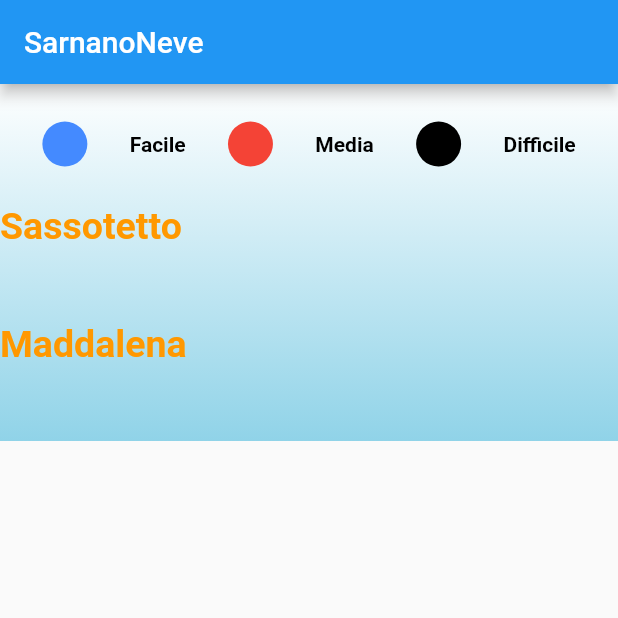
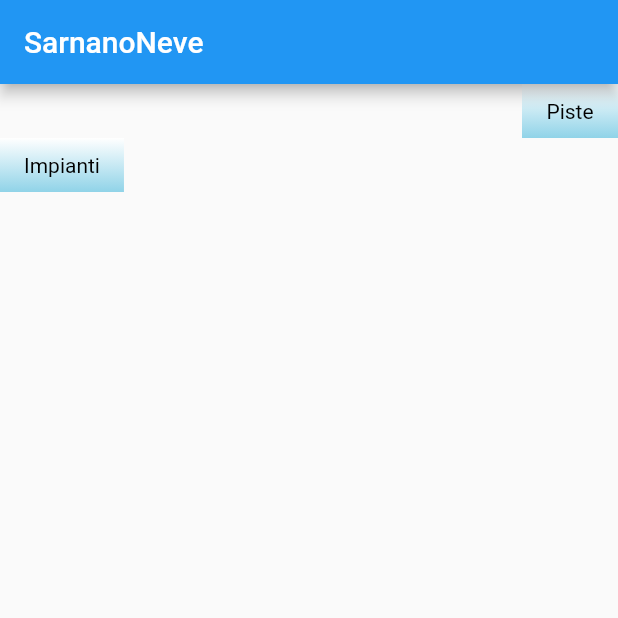
Before and after one commit to Luca-Marcianesi/Flutter-Dart-SarnanoNeve, a Flutter app: the screen it shows after launch, on a phone screen of 412 x 824 dp, the top half of it. Run offline on Flutter 3.47's test engine with Material 2 defaults, Android fonts, the phone set to English and light mode, and no system bars; our stand-ins replace cloud_firestore, firebase_core; accounts and stored records are empty.

Commit message:
perfezzionamento e separazione dal main

```diff
--- a/lib/main.dart
+++ b/lib/main.dart
@@ -1,6 +1,7 @@
 import 'package:flutter/material.dart';
 import 'package:firebase_core/firebase_core.dart';
-import 'package:sarnanoneve/Data/Network/PisteSource.dart';
+import 'package:sarnanoneve/Ui/ListContainerUI.dart';
+import 'package:sarnanoneve/Ui/PisteUi.dart';
 
 Future main() async {
   WidgetsFlutterBinding.ensureInitialized();
@@ -8,53 +9,20 @@ Future main() async {
   runApp(const MyApp());
 }
 
-Widget infoPista() => Row(
-      mainAxisAlignment: MainAxisAlignment.spaceEvenly,
-      children: [
-        const CircleAvatar(
-          radius: 15,
-          backgroundColor: Colors.blueAccent,
-        ),
-        textInfo('Facile'),
-        const CircleAvatar(
-          radius: 15,
-          backgroundColor: Colors.red,
-        ),
-        textInfo('Media'),
-        const CircleAvatar(
-          radius: 15,
-          backgroundColor: Colors.black,
-        ),
-        textInfo('Difficile')
-      ],
-    );
+TextStyle textButton() =>
+    const TextStyle(color: Colors.black, fontWeight: FontWeight.normal);
 
-Widget spazio() => const SizedBox(
-      height: 25,
-    );
+BoxDecoration buttonDecoretor() => const BoxDecoration(
+    gradient: LinearGradient(
+        colors: [Colors.white, Color(0xFF90D3E8)],
+        begin: Alignment.topCenter,
+        end: Alignment.bottomCenter));
 
-Widget textInfo(String difficolta) => Text(
-      difficolta,
-      style: const TextStyle(
-        color: Colors.black,
-        fontWeight: FontWeight.bold,
-        fontSize: 14,
-      ),
-    );
-
-Widget comprensorio(String nome) => Row(
-      children: [
-        Text(
-          nome,
-          textAlign: TextAlign.left,
-          style: const TextStyle(
-            color: Colors.orange,
-            fontWeight: FontWeight.bold,
-            fontSize: 25,
-          ),
-        ),
-      ],
-    );
+ButtonStyle buttonStyle() => ElevatedButton.styleFrom(
+    tapTargetSize: MaterialTapTargetSize.shrinkWrap,
+    primary: Colors.transparent,
+    elevation: 0,
+    shadowColor: Colors.transparent);
 
 class MyApp extends StatelessWidget {
   const MyApp({Key? key}) : super(key: key);
@@ -81,7 +49,7 @@ class MyApp extends StatelessWidget {
   }
 }
 
-class MyHomePage extends StatefulWidget {
+class MyHomePage extends StatelessWidget {
   const MyHomePage({Key? key, required this.title}) : super(key: key);
 
   // This widget is the home page of your application. It is stateful, meaning
@@ -95,49 +63,56 @@ class MyHomePage extends StatefulWidget {
 
   final String title;
 
-  @override
-  State<MyHomePage> createState() => _MyHomePageState();
-}
+  get shape => const BeveledRectangleBorder();
 
-class _MyHomePageState extends State<MyHomePage> {
   @override
   Widget build(BuildContext context) {
-    // This method is rerun every time setState is called, for instance as done
-    // by the _incrementCounter method above.
-    //
-    // The Flutter framework has been optimized to make rerunning build methods
-    // fast, so that you can just rebuild anything that needs updating rather
-    // than having to individually change instances of widgets.
     return Scaffold(
       appBar: AppBar(
         // Here we take the value from the MyHomePage object that was created by
         // the App.build method, and use it to set our appbar title.
-          title: Text(widget.title),
+        title: const Text('SarnanoNeve'),
       ),
-        body: Container(
-            decoration: const BoxDecoration(
-                gradient: LinearGradient(
-                    colors: [Colors.white, Color(0xFF90D3E8)],
-                    begin: Alignment.topCenter,
-                    end: Alignment.bottomCenter)),
-            child: SafeArea(
-                child: SingleChildScrollView(
+      body: SingleChildScrollView(
         child: Column(
           children: [
-                  spazio(),
-                  infoPista(),
-                  spazio(),
-                  comprensorio('Sassotetto'),
-                  spazio(),
-                  listaPiste('Sassotetto'),
-                  spazio(),
-                  comprensorio('Maddalena'),
-                  spazio(),
-                  listaPiste('Maddalena'),
-                  spazio(),
+            Row(
+              mainAxisAlignment: MainAxisAlignment.end,
+              children: [
+                Container(
+                  decoration: buttonDecoretor(),
+                  child: ElevatedButton(
+                    style: buttonStyle(),
+                    onPressed: () {
+                      Navigator.of(context).push(MaterialPageRoute(
+                        builder: (context) =>  ListContainer(),
+                      ));
+                    },
+                    child: Text("Piste", style: textButton()),
+                  ),
+                )
               ],
             ),
-            ))));
-    // This trailing comma makes auto-formatting nicer for build methods.
+            Row(
+              mainAxisAlignment: MainAxisAlignment.start,
+              children: [
+                Container(
+                  decoration: buttonDecoretor(),
+                  child: ElevatedButton(
+                    style: buttonStyle(),
+                    onPressed: () {
+                      Navigator.of(context).push(MaterialPageRoute(
+                        builder: (context) => const PisteUI(),
+                      ));
+                    },
+                    child: Text("Impianti", style: textButton()),
+                  ),
+                )
+              ],
+            )
+          ],
+        ),
+      ),
+    );
   }
 }
```
Also changed, not shown: lib/Ui/GenericComponent.dart (added, +29 -0 lines), lib/Ui/ListContainerUI.dart (added, +57 -0 lines), lib/Ui/PisteUi.dart (added, +65 -0 lines). Lines whose indentation alone changed are shown as unchanged.
